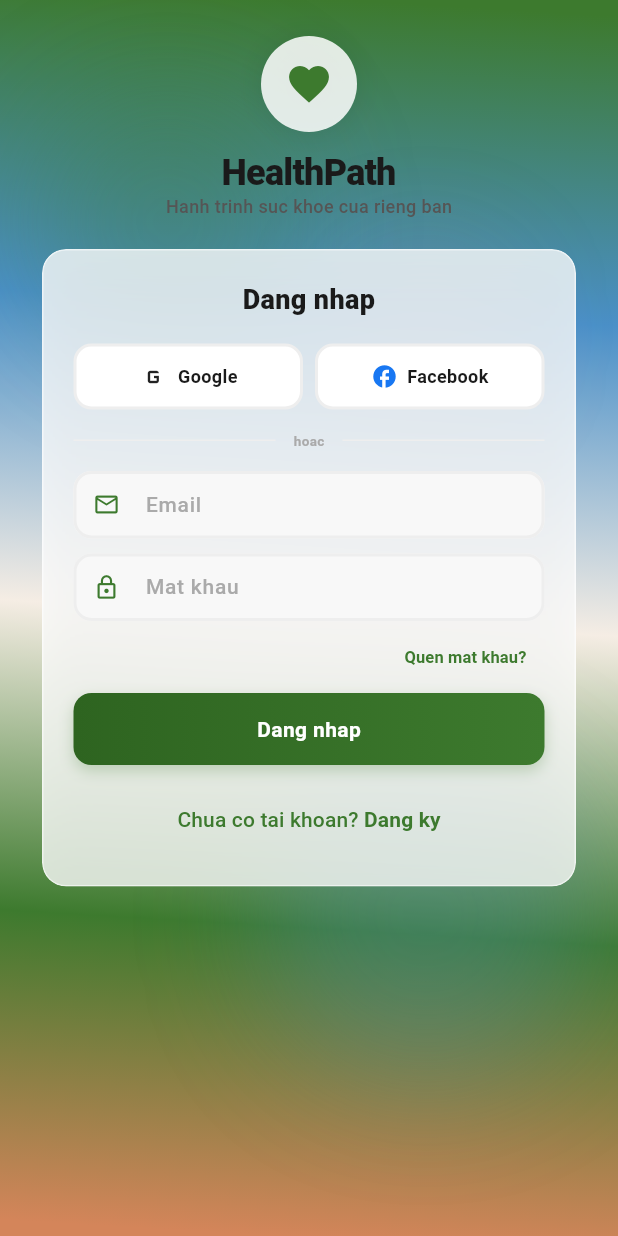
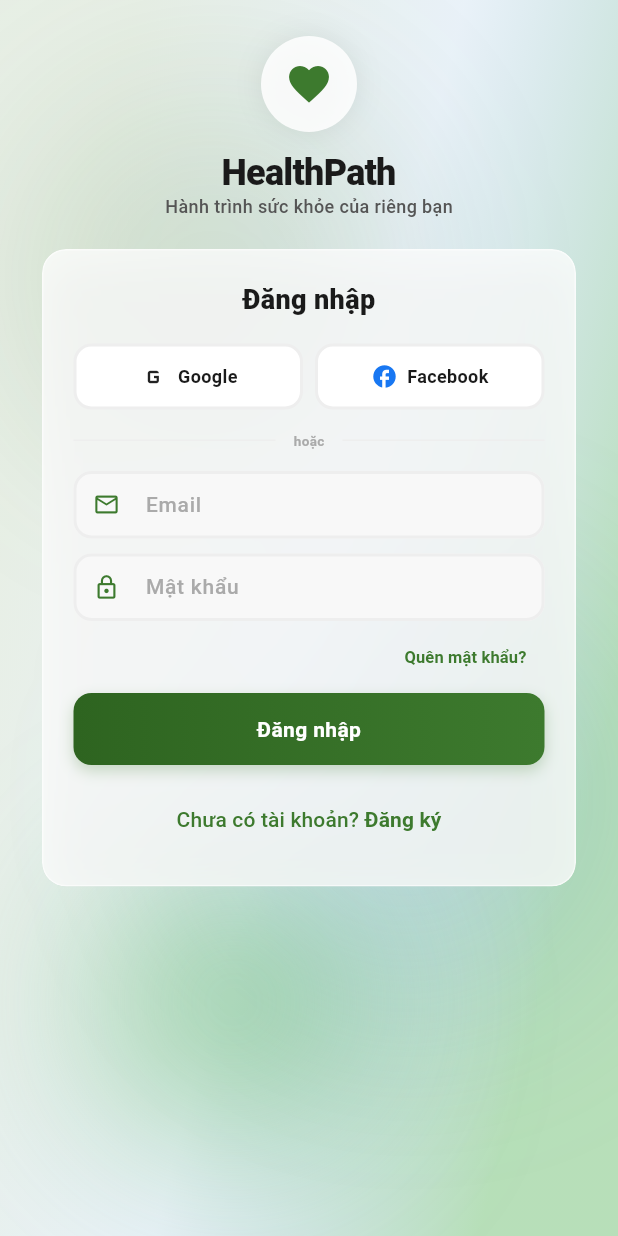
Before and after one commit to ExodiaEXE/HealthPathEXE_APP, a Flutter app: the screen it shows after launch, on a phone screen of 412 x 824 dp. Run offline on Flutter 3.47's test engine with Material 3 defaults, Android fonts, the phone set to English and light mode, and no system bars; our stand-ins replace flutter_secure_storage.

Commit message:
Fix language and animated background

```diff
--- a/lib/features/auth/presentation/auth_screen.dart
+++ b/lib/features/auth/presentation/auth_screen.dart
@@ -88,7 +88,7 @@ class _AuthScreenState extends State<AuthScreen> {
                   TweenAnimationBuilder<double>(
                     tween: Tween(begin: 0, end: 1),
                     duration: const Duration(milliseconds: 600),
-                    curve: Curves.easeOut,
+                    curve: Curves.easeInOut,
                     builder: (context, v, child) => Transform.translate(
                       offset: Offset(0, 20 * (1 - v)),
                       child: Opacity(opacity: v, child: child),
@@ -109,7 +109,7 @@ class _AuthScreenState extends State<AuthScreen> {
                         ),
                         const SizedBox(height: 12),
                         const Text('HealthPath', style: AppTypography.display),
-                        const Text('Hanh trinh suc khoe cua rieng ban', style: AppTypography.bodySm),
+                        const Text('Hành trình sức khỏe của riêng bạn', style: AppTypography.bodySm),
                       ],
                     ),
                   ),
@@ -178,7 +178,7 @@ class _AuthScreenState extends State<AuthScreen> {
             const Expanded(child: Divider(color: AppColors.border, height: 1)),
             Padding(
               padding: const EdgeInsets.symmetric(horizontal: 12),
-              child: Text('hoac', style: AppTypography.micro.copyWith(color: const Color(0xFFAAAAAA))),
+              child: Text('hoặc', style: AppTypography.micro.copyWith(color: const Color(0xFFAAAAAA))),
             ),
             const Expanded(child: Divider(color: AppColors.border, height: 1)),
           ],
@@ -189,7 +189,7 @@ class _AuthScreenState extends State<AuthScreen> {
     return Column(
       crossAxisAlignment: CrossAxisAlignment.stretch,
       children: [
-        const Text('Dang nhap', textAlign: TextAlign.center, style: AppTypography.title),
+        const Text('Đăng nhập', textAlign: TextAlign.center, style: AppTypography.title),
         const SizedBox(height: 16),
         Row(
           children: [
@@ -211,7 +211,7 @@ class _AuthScreenState extends State<AuthScreen> {
         _orDivider(),
         HpTextField(controller: _email, hint: 'Email', prefixIcon: Icons.mail_outline, keyboardType: TextInputType.emailAddress),
         const SizedBox(height: 10),
-        HpTextField(controller: _password, hint: 'Mat khau', prefixIcon: Icons.lock_outline, obscureText: true),
+        HpTextField(controller: _password, hint: 'Mật khẩu', prefixIcon: Icons.lock_outline, obscureText: true),
         Align(
           alignment: Alignment.centerRight,
           child: TextButton(
@@ -219,11 +219,11 @@ class _AuthScreenState extends State<AuthScreen> {
               _forgotEmail.text = _email.text;
               setState(() => _view = _AuthView.forgotEmail);
             },
-            child: const Text('Quen mat khau?', style: TextStyle(fontSize: 11, fontWeight: FontWeight.bold, color: AppColors.primary)),
+            child: const Text('Quên mật khẩu?', style: TextStyle(fontSize: 11, fontWeight: FontWeight.bold, color: AppColors.primary)),
           ),
         ),
         HpPrimaryButton(
-          label: 'Dang nhap',
+          label: 'Đăng nhập',
           loading: _loading,
           onPressed: () => _delay(() async {
             await app.completeAuth(email: _email.text.isEmpty ? 'user@healthpath.vn' : _email.text);
@@ -236,7 +236,7 @@ class _AuthScreenState extends State<AuthScreen> {
               app.setAuthState(AuthState.register);
               setState(() => _view = _AuthView.register);
             },
-            child: const Text.rich(TextSpan(text: 'Chua co tai khoan? ', children: [TextSpan(text: 'Dang ky', style: TextStyle(fontWeight: FontWeight.bold, color: AppColors.primary))])),
+            child: const Text.rich(TextSpan(text: 'Chưa có tài khoản? ', children: [TextSpan(text: 'Đăng ký', style: TextStyle(fontWeight: FontWeight.bold, color: AppColors.primary))])),
           ),
         ),
       ],
@@ -251,19 +251,19 @@ class _AuthScreenState extends State<AuthScreen> {
     return Column(
       crossAxisAlignment: CrossAxisAlignment.stretch,
       children: [
-        const Text('Dang ky', textAlign: TextAlign.center, style: AppTypography.title),
+        const Text('Đăng ký', textAlign: TextAlign.center, style: AppTypography.title),
         const SizedBox(height: 16),
-        HpTextField(controller: _name, hint: 'Ho va ten', prefixIcon: Icons.person_outline),
+        HpTextField(controller: _name, hint: 'Họ và tên', prefixIcon: Icons.person_outline),
         const SizedBox(height: 10),
         HpTextField(controller: _email, hint: 'Email', prefixIcon: Icons.mail_outline, keyboardType: TextInputType.emailAddress),
         const SizedBox(height: 10),
-        HpTextField(controller: _password, hint: 'Mat khau', prefixIcon: Icons.lock_outline, obscureText: true, onChanged: (_) => setState(() {})),
+        HpTextField(controller: _password, hint: 'Mật khẩu', prefixIcon: Icons.lock_outline, obscureText: true, onChanged: (_) => setState(() {})),
         if (_password.text.isNotEmpty) _passwordRules(_password.text),
         const SizedBox(height: 10),
-        HpTextField(controller: _confirmPassword, hint: 'Xac nhan mat khau', prefixIcon: Icons.lock_outline, obscureText: true, onChanged: (_) => setState(() {})),
+        HpTextField(controller: _confirmPassword, hint: 'Xác nhận mật khẩu', prefixIcon: Icons.lock_outline, obscureText: true, onChanged: (_) => setState(() {})),
         const SizedBox(height: 12),
         HpPrimaryButton(
-          label: 'Tiep tuc',
+          label: 'Tiếp tục',
           loading: _loading,
           onPressed: valid
               ? () => _delay(() async {
@@ -284,12 +284,12 @@ class _AuthScreenState extends State<AuthScreen> {
       children: [
         Align(alignment: Alignment.centerLeft, child: IconButton(onPressed: () => setState(() => _view = _AuthView.register), icon: const Icon(Icons.arrow_back, size: 18))),
         const Icon(Icons.verified_user, size: 48, color: AppColors.accent),
-        const Text('Xac thuc email', style: TextStyle(fontWeight: FontWeight.bold, fontSize: 16)),
+        const Text('Xác thực email', style: TextStyle(fontWeight: FontWeight.bold, fontSize: 16)),
         const SizedBox(height: 8),
         OtpInput(onChanged: (v) => _regOtp = v),
         const SizedBox(height: 16),
         HpPrimaryButton(
-          label: 'Xac nhan & Dang ky',
+          label: 'Xác nhận & đăng ký',
           loading: _loading,
           onPressed: _regOtp.length == 6
               ? () => _delay(() async {
@@ -307,9 +307,9 @@ class _AuthScreenState extends State<AuthScreen> {
         crossAxisAlignment: CrossAxisAlignment.stretch,
         children: [
           IconButton(onPressed: () => setState(() => _view = _AuthView.login), icon: const Icon(Icons.arrow_back)),
-          const Text('Quen mat khau', textAlign: TextAlign.center, style: TextStyle(fontWeight: FontWeight.bold)),
+          const Text('Quên mật khẩu', textAlign: TextAlign.center, style: TextStyle(fontWeight: FontWeight.bold)),
           const SizedBox(height: 12),
-          HpTextField(controller: _forgotEmail, hint: 'Email dang ky', prefixIcon: Icons.mail_outline, keyboardType: TextInputType.emailAddress),
+          HpTextField(controller: _forgotEmail, hint: 'Email đăng ký', prefixIcon: Icons.mail_outline, keyboardType: TextInputType.emailAddress),
           const SizedBox(height: 12),
           HpPrimaryButton(
             label: 'Gui ma xac thuc',
@@ -327,7 +327,7 @@ class _AuthScreenState extends State<AuthScreen> {
           OtpInput(onChanged: (v) => _forgotOtp = v),
           const SizedBox(height: 12),
           HpPrimaryButton(
-            label: 'Xac nhan',
+            label: 'Xác nhận',
             loading: _loading,
             onPressed: _forgotOtp.length == 6
                 ? () => _delay(() async {
@@ -342,12 +342,12 @@ class _AuthScreenState extends State<AuthScreen> {
     final ok = _isPasswordValid(_newPw.text) && _newPw.text == _confirmPw.text;
     return Column(
       children: [
-        HpTextField(controller: _newPw, hint: 'Mat khau moi', prefixIcon: Icons.lock_outline, obscureText: true),
+        HpTextField(controller: _newPw, hint: 'Mật khẩu mới', prefixIcon: Icons.lock_outline, obscureText: true),
         const SizedBox(height: 8),
-        HpTextField(controller: _confirmPw, hint: 'Xac nhan', prefixIcon: Icons.lock_outline, obscureText: true),
+        HpTextField(controller: _confirmPw, hint: 'Xác nhận', prefixIcon: Icons.lock_outline, obscureText: true),
         const SizedBox(height: 12),
         HpPrimaryButton(
-          label: 'Dat lai mat khau',
+          label: 'Đặt lại mật khẩu',
           loading: _loading,
           onPressed: ok
               ? () => _delay(() async {
@@ -362,19 +362,19 @@ class _AuthScreenState extends State<AuthScreen> {
   Widget _forgotDoneForm() => Column(
         children: [
           const Icon(Icons.check_circle, color: AppColors.primary, size: 56),
-          const Text('Dat lai thanh cong!', style: TextStyle(fontWeight: FontWeight.bold)),
+          const Text('Đặt lại thành công', style: TextStyle(fontWeight: FontWeight.bold)),
           const SizedBox(height: 12),
-          HpPrimaryButton(label: 'Quay ve dang nhap', onPressed: () => setState(() => _view = _AuthView.login)),
+          HpPrimaryButton(label: 'Quay về đăng nhập', onPressed: () => setState(() => _view = _AuthView.login)),
         ],
       );
 
   Widget _passwordRules(String pw) {
     final rules = [
-      ('Toi thieu 8 ky tu', pw.length >= 8),
-      ('Co chu in hoa', RegExp(r'[A-Z]').hasMatch(pw)),
-      ('Co chu thuong', RegExp(r'[a-z]').hasMatch(pw)),
-      ('Co so', RegExp(r'\d').hasMatch(pw)),
-      ('Co ky tu dac biet', RegExp(r'[!@#$%^&*(),.?":{}|<>]').hasMatch(pw)),
+      ('Tối thiểu 8 ký tự', pw.length >= 8),
+      ('Có chữ in hoa', RegExp(r'[A-Z]').hasMatch(pw)),
+      ('Có chữ in thường', RegExp(r'[a-z]').hasMatch(pw)),
+      ('Có số', RegExp(r'\d').hasMatch(pw)),
+      ('Có ký tự đặc biệt', RegExp(r'[!@#$%^&*(),.?":{}|<>]').hasMatch(pw)),
     ];
     return Column(
       crossAxisAlignment: CrossAxisAlignment.start,
--- a/lib/shared/widgets/hp_animated_auth_background.dart
+++ b/lib/shared/widgets/hp_animated_auth_background.dart
@@ -21,7 +21,7 @@ class _HpAnimatedAuthBackgroundState extends State<HpAnimatedAuthBackground>
     super.initState();
     _controller = AnimationController(
       vsync: this,
-      duration: const Duration(seconds: 5),
+      duration: const Duration(seconds: 15),
     )..repeat();
   }
 
@@ -37,42 +37,50 @@ class _HpAnimatedAuthBackgroundState extends State<HpAnimatedAuthBackground>
       animation: _controller,
       builder: (context, _) {
         final t = _controller.value;
+        final rotation = t * 2 * math.pi;
+
         return Stack(
           fit: StackFit.expand,
           children: [
-            DecoratedBox(
-              decoration: BoxDecoration(
-                gradient: LinearGradient(
-                  begin: Alignment(-1 + t * 2, -1),
-                  end: Alignment(1 - t * 2, 1),
-                  colors: const [
-                    Color(0xFF3D7A2E),
-                    Color(0xFF4A90C8),
-                    Color(0xFFF5EDE4),
-                    Color(0xFF3D7A2E),
-                    Color(0xFFD4855A),
-                  ],
-                  stops: const [0.0, 0.25, 0.5, 0.75, 1.0],
+            // Base background
+            const DecoratedBox(
+              decoration: BoxDecoration(color: Colors.white),
+            ),
+            // Animating Gradient Layer
+            Opacity(
+              opacity: 0.4,
+              child: Container(
+                decoration: BoxDecoration(
+                  gradient: LinearGradient(
+                    begin: Alignment(math.cos(rotation), math.sin(rotation)),
+                    end: Alignment(math.cos(rotation + math.pi), math.sin(rotation + math.pi)),
+                    colors: [
+                      AppColors.primary.withValues(alpha: 0.3),
+                      AppColors.accent.withValues(alpha: 0.3),
+                      Colors.green,
+                    ],
+                  ),
                 ),
               ),
             ),
+            // Floating Blobs with smoother movement
             _blob(
-              left: 24,
-              top: 64 + math.sin(t * math.pi * 2) * 12,
-              size: 176,
-              color: AppColors.primary.withValues(alpha: 0.28),
+              left: 20 + math.sin(t * math.pi * 2) * 30,
+              top: 100 + math.cos(t * math.pi * 2) * 40,
+              size: 250,
+              color: AppColors.primary.withValues(alpha: 0.15),
             ),
             _blob(
-              right: 16,
-              bottom: 112 + math.sin(t * math.pi * 2 + 1.5) * 10,
-              size: 224,
-              color: AppColors.accent.withValues(alpha: 0.28),
+              right: 10 + math.cos(t * math.pi * 2) * 20,
+              bottom: 150 + math.sin(t * math.pi * 2) * 50,
+              size: 300,
+              color: AppColors.accent.withValues(alpha: 0.15),
             ),
             _blob(
-              right: 80,
-              top: 180 + math.sin(t * math.pi * 2 + 0.5) * 8,
-              size: 96,
-              color: AppColors.coral.withValues(alpha: 0.22),
+              left: 100 + math.sin(t * math.pi * 2 + 2) * 40,
+              bottom: 50 + math.cos(t * math.pi * 2 + 2) * 30,
+              size: 180,
+              color: Colors.green.withValues(alpha: 0.5),
             ),
           ],
         );
@@ -94,11 +102,14 @@ class _HpAnimatedAuthBackgroundState extends State<HpAnimatedAuthBackground>
       top: top,
       bottom: bottom,
       child: ImageFiltered(
-        imageFilter: ImageFilter.blur(sigmaX: 40, sigmaY: 40),
+        imageFilter: ImageFilter.blur(sigmaX: 60, sigmaY: 60),
         child: Container(
           width: size,
           height: size,
-          decoration: BoxDecoration(color: color, shape: BoxShape.circle),
+          decoration: BoxDecoration(
+            color: color,
+            shape: BoxShape.circle,
+          ),
         ),
       ),
     );
```
